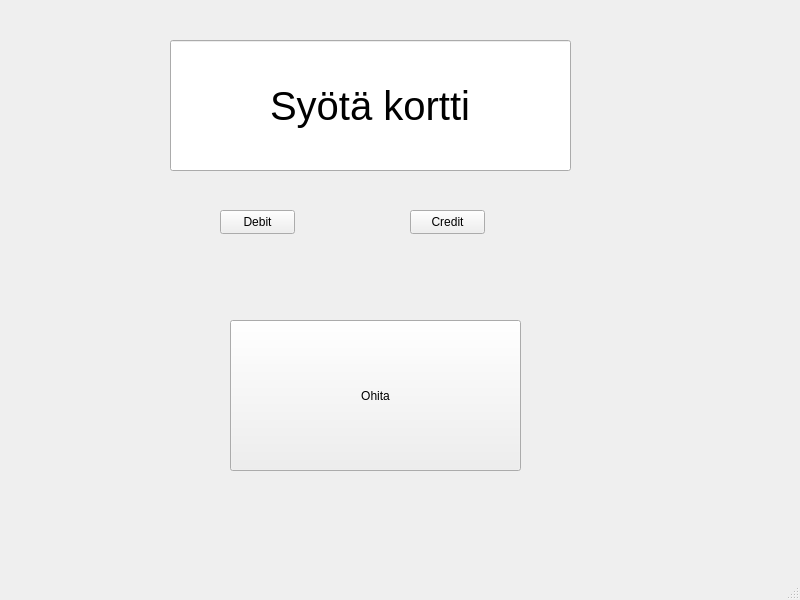
Old version of the form bank-automat/mainwindow.ui in the repository AleksiPuumala/bank-automat-omakopio.
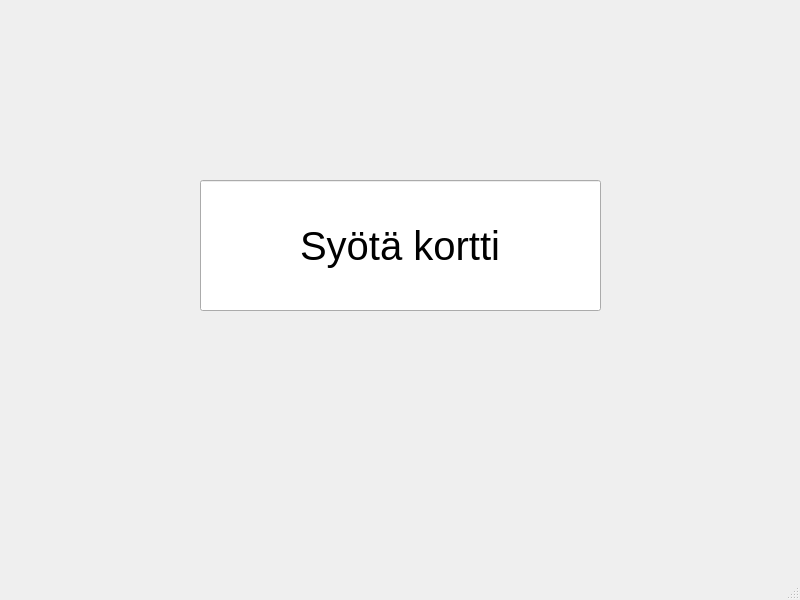
New version of the form.

The edit to the form file:
```diff
--- a/bank-automat/mainwindow.ui
+++ b/bank-automat/mainwindow.ui
@@ -17,8 +17,8 @@
    <widget class="QLineEdit" name="infoTeksti">
     <property name="geometry">
      <rect>
-      <x>170</x>
-      <y>40</y>
+      <x>200</x>
+      <y>180</y>
       <width>401</width>
       <height>131</height>
      </rect>
@@ -35,45 +35,6 @@
      <set>Qt::AlignCenter</set>
     </property>
    </widget>
-   <widget class="QPushButton" name="debit">
-    <property name="geometry">
-     <rect>
-      <x>220</x>
-      <y>210</y>
-      <width>75</width>
-      <height>24</height>
-     </rect>
-    </property>
-    <property name="text">
-     <string>Debit</string>
-    </property>
-   </widget>
-   <widget class="QPushButton" name="credit">
-    <property name="geometry">
-     <rect>
-      <x>410</x>
-      <y>210</y>
-      <width>75</width>
-      <height>24</height>
-     </rect>
-    </property>
-    <property name="text">
-     <string>Credit</string>
-    </property>
-   </widget>
-   <widget class="QPushButton" name="ohita">
-    <property name="geometry">
-     <rect>
-      <x>230</x>
-      <y>320</y>
-      <width>291</width>
-      <height>151</height>
-     </rect>
-    </property>
-    <property name="text">
-     <string>Ohita</string>
-    </property>
-   </widget>
   </widget>
   <widget class="QMenuBar" name="menubar">
    <property name="geometry">
```
